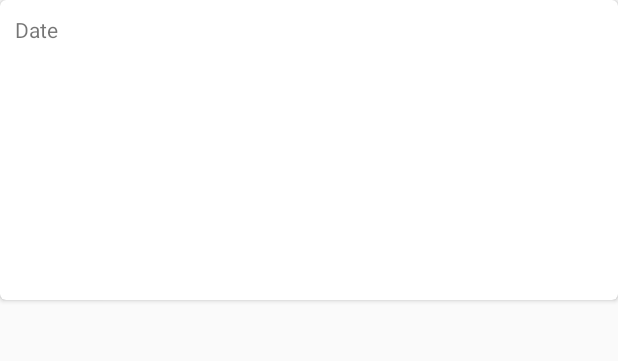
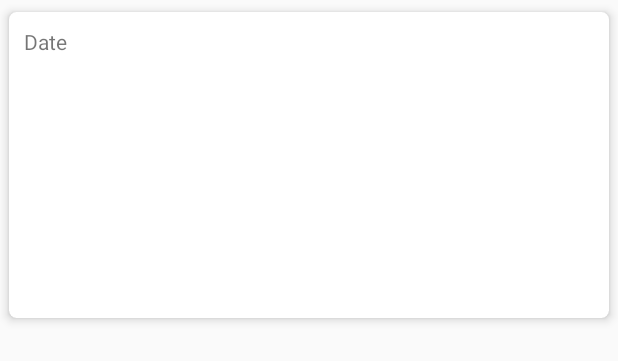
Before and after one commit to mmldm813/Capstone, an Android app: the layout card_layout.xml on its own in the app's theme, with its tools: preview values and no code run, on a phone screen of 412 x 824 dp. Shown: the top 361 px of the screen. Run offline under Robolectric (Android 15) with nearby library versions, the phone set to English and light mode, and no system bars.

Commit message:
cardlayout populates necessary fields.

```diff
--- a/app/src/main/res/layout/card_layout.xml
+++ b/app/src/main/res/layout/card_layout.xml
@@ -1,24 +1,42 @@
 <?xml version="1.0" encoding="utf-8"?>
 <LinearLayout xmlns:android="http://schemas.android.com/apk/res/android"
+    xmlns:tools="http://schemas.android.com/tools"
     android:layout_width="match_parent"
-    android:layout_height="match_parent"
-    xmlns:tools="http://schemas.android.com/tools"
+    android:layout_height="wrap_content"
     android:orientation="vertical">
 
     <android.support.v7.widget.CardView xmlns:card_view="http://schemas.android.com/apk/res-auto"
         android:id="@+id/card_view"
         android:layout_width="match_parent"
-        android:layout_height="200dp"
+        android:layout_height="220dp"
         android:layout_gravity="center"
-        card_view:cardCornerRadius="4dp">
+        card_view:cardCornerRadius="5dp"
+        card_view:cardElevation="4dp"
+        card_view:cardUseCompatPadding="true">
 
-        <TextView
-            android:id="@+id/date_text"
-            android:layout_width="wrap_content"
-            android:layout_height="wrap_content"
-            tools:text="Date"
-            android:layout_margin="10dp"/>
+        <LinearLayout
+            android:layout_width="match_parent"
+            android:layout_height="match_parent"
+            android:orientation="vertical">
 
+            <TextView
+                android:id="@+id/date_text"
+                android:layout_width="wrap_content"
+                android:layout_height="wrap_content"
+                android:layout_margin="10dp"
+                tools:text="Date" />
+
+            <LinearLayout
+                android:id="@+id/jounrnal_exercise_container"
+                android:layout_width="match_parent"
+                android:layout_height="wrap_content"
+                android:layout_marginLeft="10dp"
+                android:layout_marginRight="10dp"
+                android:orientation="vertical">
+
+            </LinearLayout>
+
+        </LinearLayout>
 
     </android.support.v7.widget.CardView>
 
--- a/app/src/main/res/layout/journal_layout.xml
+++ b/app/src/main/res/layout/journal_layout.xml
@@ -36,7 +36,7 @@
         <android.support.v7.widget.RecyclerView
             android:id="@+id/recycler"
             android:layout_width="match_parent"
-            android:layout_height="wrap_content"
+            android:layout_height="match_parent"
             android:layout_margin="10dp"
             android:layout_below="@id/adLayout">
 
```
Also changed, not shown: app/src/main/java/com/example/android/capstone/database/JournalDao.java (+5 -2 lines), app/src/main/java/com/example/android/capstone/journal/CardAdapter.java (+59 -9 lines), app/src/main/java/com/example/android/capstone/journal/JournalActivityBase.java (+4 -6 lines), app/src/main/java/com/example/android/capstone/journal/JournalViewModel.java (+7 -8 lines), app/src/main/res/layout/journal_card_row.xml (added, +23 -0 lines).
